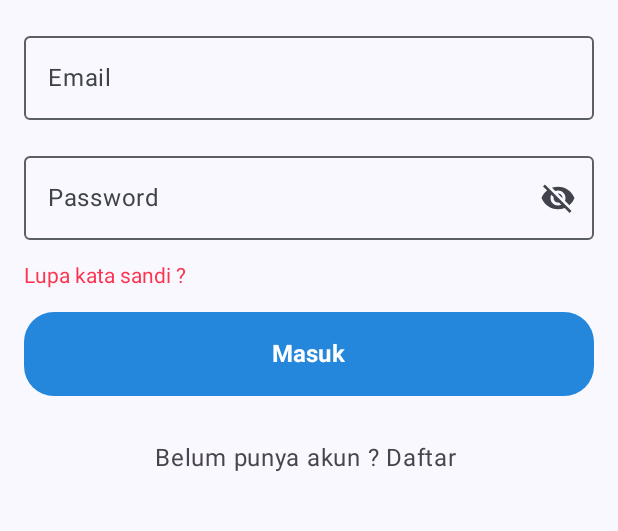
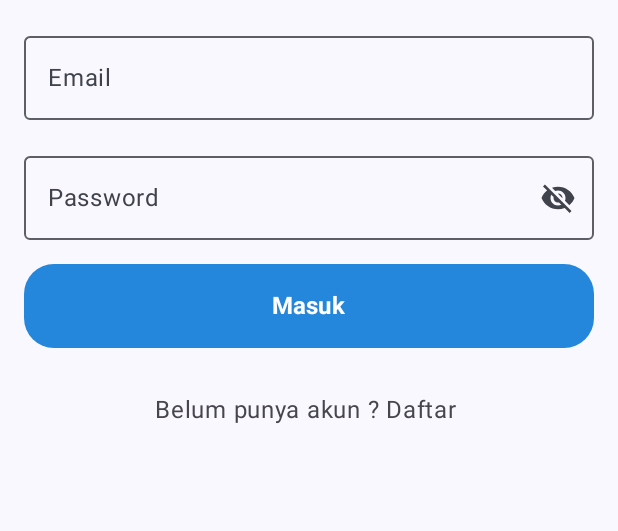
Before and after one commit to syfanadya/BookLend, an Android app built with Jetpack Compose: the screen it shows after launch (MainActivity), after a tap on "Pengguna", on a phone screen of 412 x 824 dp, the part 275-806 px from its top. Run offline under Robolectric (Android 15) with nearby library versions, the phone set to English and light mode, and no system bars; our stand-ins replace Room's generated code; Roboto replaces fonts that are not available here.

Commit message:
Memperbaiki UI App

```diff
--- a/app/src/main/java/org/d3if3128/booklend/ui/screen/AdminDaftarPeminjamScreen.kt
+++ b/app/src/main/java/org/d3if3128/booklend/ui/screen/AdminDaftarPeminjamScreen.kt
@@ -197,6 +197,8 @@ fun DataPeminjamanBuku(peminjamanWithDetails: PeminjamanWithDetails, onClick: (L
     val peminjaman = peminjamanWithDetails.peminjaman
     val buku = peminjamanWithDetails.buku
 
+    val statusTextColor = if (peminjaman.status == "Ditolak") Color.Red else Color(0xFF2587DC)
+
     Card(
         modifier = Modifier
             .clickable { onClick(peminjaman.idpeminjaman) }
@@ -227,8 +229,8 @@ fun DataPeminjamanBuku(peminjamanWithDetails: PeminjamanWithDetails, onClick: (L
                         fontSize = 14.sp,
                         lineHeight = 22.sp,
                         fontWeight = FontWeight(500),
-                        color = Color(0xFF2587DC),
-                        )
+                        color = statusTextColor,
+                    )
                 )
                 Text(
                     text = "Kode Pinjam : " + peminjaman.idpeminjaman.toString(),
--- a/app/src/main/java/org/d3if3128/booklend/ui/screen/AdminLogin.kt
+++ b/app/src/main/java/org/d3if3128/booklend/ui/screen/AdminLogin.kt
@@ -6,7 +6,6 @@ import androidx.compose.foundation.layout.Arrangement
 import androidx.compose.foundation.layout.Column
 import androidx.compose.foundation.layout.PaddingValues
 import androidx.compose.foundation.layout.Row
-import androidx.compose.foundation.layout.Spacer
 import androidx.compose.foundation.layout.fillMaxSize
 import androidx.compose.foundation.layout.fillMaxWidth
 import androidx.compose.foundation.layout.height
@@ -118,7 +117,7 @@ fun FormAdminLogin(
         horizontalAlignment = Alignment.CenterHorizontally
     ) {
 
-        Spacer(modifier = Modifier.height(50.dp))
+
         Image(
             modifier = Modifier
                 .width(200.dp)
@@ -127,7 +126,6 @@ fun FormAdminLogin(
             contentDescription = stringResource(id = R.string.logo),
             contentScale = ContentScale.FillBounds,
         )
-        Spacer(modifier = Modifier.height(50.dp))
         Text(
             modifier = Modifier
                 .fillMaxWidth(),
--- a/app/src/main/java/org/d3if3128/booklend/ui/screen/LoginScreen.kt
+++ b/app/src/main/java/org/d3if3128/booklend/ui/screen/LoginScreen.kt
@@ -200,16 +200,16 @@ fun FormLogin(
             },
             modifier = Modifier.fillMaxWidth()
         )
-        Text(
-            modifier = Modifier
-                .fillMaxWidth(),
-            text = "Lupa kata sandi ?",
-            style = TextStyle(
-                fontSize = 14.sp,
-                color = Color(0xFFFB344F),
-
-                )
-        )
+//        Text(
+//            modifier = Modifier
+//                .fillMaxWidth(),
+//            text = "Lupa kata sandi ?",
+//            style = TextStyle(
+//                fontSize = 14.sp,
+//                color = Color(0xFFFB344F),
+//
+//                )
+//        )
         Button(
             onClick = loginButton,
             colors = ButtonDefaults.buttonColors(containerColor = Color(0xFF2587DC)),
```
